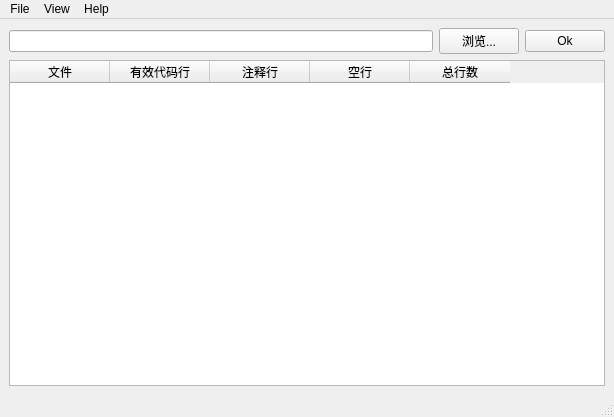
Before: the Qt Designer form Code/Ui/codestatisticswindow.ui in coolweedman/CodeStatistics, drawn with Qt 5.
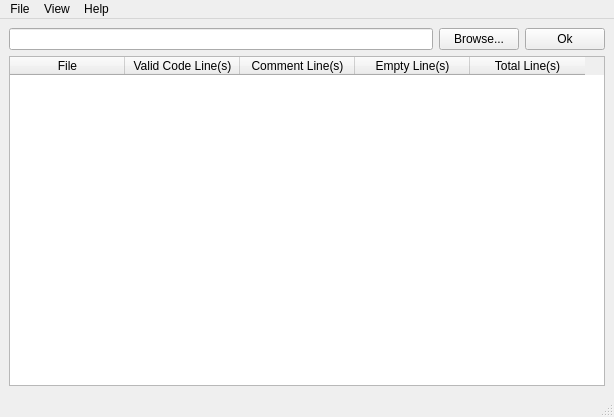
After: the same form once the commit is applied.

Commit message: 添加源码路径，可执行文件路径、语言切换、结果排序

Patch:
```diff
--- a/Code/Ui/codestatisticswindow.ui
+++ b/Code/Ui/codestatisticswindow.ui
@@ -21,7 +21,7 @@
     <item row="0" column="1">
      <widget class="QPushButton" name="pushButtonLookFor">
       <property name="text">
-       <string>浏览...</string>
+       <string>Browse...</string>
       </property>
      </widget>
     </item>
@@ -34,29 +34,32 @@
     </item>
     <item row="1" column="0" colspan="3">
      <widget class="QTableWidget" name="tableWidget">
+      <attribute name="horizontalHeaderDefaultSectionSize">
+       <number>115</number>
+      </attribute>
       <column>
        <property name="text">
-        <string>文件</string>
+        <string>File</string>
        </property>
       </column>
       <column>
        <property name="text">
-        <string>有效代码行</string>
+        <string>Valid Code Line(s)</string>
        </property>
       </column>
       <column>
        <property name="text">
-        <string>注释行</string>
+        <string>Comment Line(s)</string>
        </property>
       </column>
       <column>
        <property name="text">
-        <string>空行</string>
+        <string>Empty Line(s)</string>
        </property>
       </column>
       <column>
        <property name="text">
-        <string>总行数</string>
+        <string>Total Line(s)</string>
        </property>
       </column>
      </widget>
```
Left out of the diff: 30 changed lines with no effect on the pictures. The commit also changes 16 other files.
